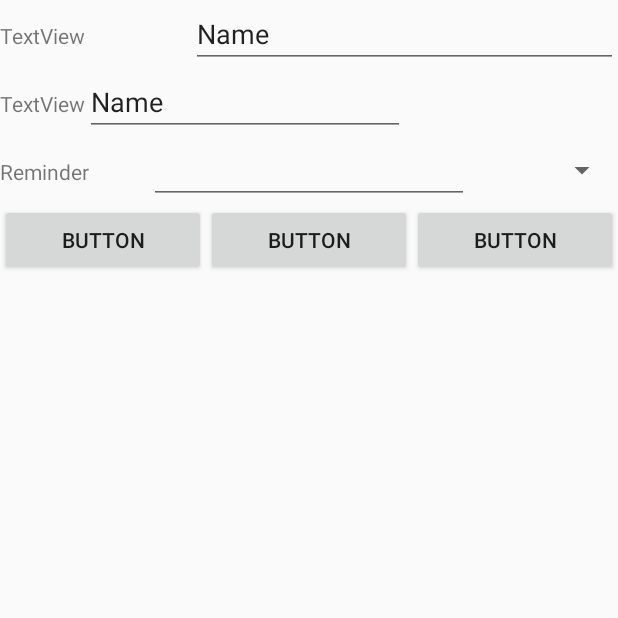
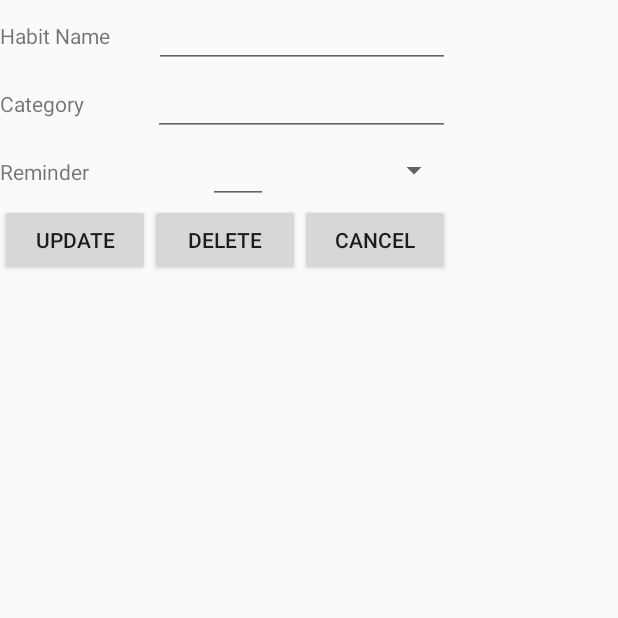
Before and after one commit to aimanuslim/Habit-Tracker, an Android app: the fragment EditHabitFragmentDialog shown on its own in the app's theme, on a phone screen of 412 x 824 dp, the top half of it. Run offline under Robolectric (Android 15) with nearby library versions, the phone set to English and light mode, and no system bars.

Commit message:
implementing buttons for dialog

```diff
--- a/app/src/main/java/com/theunheard/habitking/EditHabitFragmentDialog.java
+++ b/app/src/main/java/com/theunheard/habitking/EditHabitFragmentDialog.java
@@ -16,7 +16,7 @@ import android.widget.EditText;
  */
 public class EditHabitFragmentDialog extends DialogFragment {
 
-
+    private View dialogView;
 
     public EditHabitFragmentDialog() {
         // Required empty public constructor
@@ -32,12 +32,18 @@ public class EditHabitFragmentDialog extends DialogFragment {
     }
 
 
+    @Nullable
+    @Override
+    public View getView() {
+        return dialogView;
+    }
 
     @Override
     public View onCreateView(LayoutInflater inflater, ViewGroup container,
                              Bundle savedInstanceState) {
         // Inflate the layout for this fragment
-        return inflater.inflate(R.layout.fragment_edit_habit_fragment_dialog, container, false);
+        dialogView = inflater.inflate(R.layout.fragment_edit_habit_fragment_dialog, container, false);
+        return dialogView;
     }
 
 
--- a/app/src/main/java/com/theunheard/habitking/HabitListAdapter.java
+++ b/app/src/main/java/com/theunheard/habitking/HabitListAdapter.java
@@ -44,7 +44,7 @@ public class HabitListAdapter extends ArrayAdapter<Habit> {
             nameLabel.setText(habit.getName());
             categoryLabel.setText(habit.getCategory());
             lastPerformedLabel.setText(habit.getDateTimeLastPerformedAsString());
-            reminderPeriodLabel.setText(habit.getReminderPeriodMultiplier().toString() + " " + habit.getReminderPerPeriodLength());
+            reminderPeriodLabel.setText(habit.getReminderPeriodMultiplier().toString() + " " + habit.getReminderPerPeriodLengthModeAsString());
         }
 
         return v;
--- a/app/src/main/java/com/theunheard/habitking/MainActivity.java
+++ b/app/src/main/java/com/theunheard/habitking/MainActivity.java
@@ -32,8 +32,6 @@ import com.google.firebase.auth.FirebaseUser;
 import com.google.firebase.database.DatabaseReference;
 import com.google.firebase.database.FirebaseDatabase;
 
-import java.text.ParseException;
-import java.text.SimpleDateFormat;
 import java.util.ArrayList;
 import java.util.Calendar;
 import java.util.Date;
@@ -132,7 +130,7 @@ public class MainActivity extends AppCompatActivity {
 
 
         _dbHandler = new DBHandler(this);
-        _dbHandler.refreshDB();
+//        _dbHandler.refreshDB();
 //        _dbHandler.onCreate();
 
 //        _dbHandler.deleteTables();
@@ -292,7 +290,7 @@ public class MainActivity extends AppCompatActivity {
             habit.setReminderTimeAndProperties(repetitionPeriodSpinner.getSelectedItemPosition(), deltaTime);
         }
 
-        _dbHandler.addHabits(habit);
+        _dbHandler.addHabit(habit);
         if(personInteractedListView.getAdapter().getCount() != 0) {
             _dbHandler.addPersonInteracted(habit);
         }
--- a/app/src/main/res/layout/fragment_edit_habit_fragment_dialog.xml
+++ b/app/src/main/res/layout/fragment_edit_habit_fragment_dialog.xml
@@ -1,9 +1,9 @@
 <LinearLayout xmlns:android="http://schemas.android.com/apk/res/android"
     xmlns:tools="http://schemas.android.com/tools"
-    android:layout_width="match_parent"
     android:layout_height="200dip"
     android:orientation="vertical"
-    tools:context="com.theunheard.habitking.EditHabitFragmentDialog">
+    tools:context="com.theunheard.habitking.EditHabitFragmentDialog"
+    android:layout_width="300dip">
 
     <!-- TODO: Update blank fragment layout -->
 
@@ -15,44 +15,41 @@
         >
 
         <TextView
-            android:text="TextView"
+            android:text="Habit Name"
             android:layout_width="wrap_content"
             android:layout_height="wrap_content"
             android:id="@+id/textView3"
             android:layout_weight="1" />
 
         <EditText
-            android:layout_width="wrap_content"
+            android:layout_width="197dp"
             android:layout_height="wrap_content"
             android:inputType="textPersonName"
-            android:text="Name"
             android:ems="10"
-            android:id="@+id/editText"
-            android:layout_weight="1" />
+            android:id="@+id/habitName_DialogInput" />
     </LinearLayout>
 
     <LinearLayout
         android:orientation="horizontal"
-        android:layout_width="wrap_content"
+        android:layout_width="match_parent"
         android:layout_height="wrap_content"
 
         >
 
         <TextView
-            android:text="TextView"
+            android:text="Category"
             android:layout_width="wrap_content"
             android:layout_height="wrap_content"
             android:id="@+id/textView4"
             android:layout_weight="1" />
 
         <EditText
-            android:layout_width="match_parent"
+            android:layout_width="198dp"
             android:layout_height="wrap_content"
+
             android:inputType="textPersonName"
-            android:text="Name"
             android:ems="10"
-            android:id="@+id/editText2"
-            android:layout_weight="1" />
+            android:id="@+id/category_DialogInput" />
     </LinearLayout>
 
     <LinearLayout
@@ -68,17 +65,16 @@
             android:layout_weight="1" />
 
         <EditText
-            android:layout_width="wrap_content"
             android:layout_height="wrap_content"
-            android:inputType="time"
             android:ems="10"
-            android:id="@+id/editText4" />
+            android:id="@+id/multiplier_DialogInput"
+            android:inputType="number"
+            android:layout_width="40dp" />
 
         <Spinner
-            android:layout_width="match_parent"
+            android:layout_width="121dp"
             android:layout_height="match_parent"
-            android:id="@+id/spinner"
-            android:layout_weight="1" />
+            android:id="@+id/reminderPeriod_DialogSpinner" />
 
     </LinearLayout>
 
@@ -89,24 +85,24 @@
         >
 
         <Button
-            android:text="Button"
+            android:text="Update"
             android:layout_width="wrap_content"
             android:layout_height="wrap_content"
-            android:id="@+id/button4"
+            android:id="@+id/updateButton"
             android:layout_weight="1" />
 
         <Button
-            android:text="Button"
+            android:text="Delete"
             android:layout_width="wrap_content"
             android:layout_height="wrap_content"
-            android:id="@+id/button3"
+            android:id="@+id/deleteButton"
             android:layout_weight="1" />
 
         <Button
-            android:text="Button"
+            android:text="Cancel"
             android:layout_width="wrap_content"
             android:layout_height="wrap_content"
-            android:id="@+id/button2"
+            android:id="@+id/cancelButton"
             android:layout_weight="1" />
     </LinearLayout>
 
```
Also changed, not shown: app/src/main/java/com/theunheard/habitking/DBHandler.java (+17 -6 lines), app/src/main/java/com/theunheard/habitking/Habit.java (+49 -17 lines), app/src/main/java/com/theunheard/habitking/HabitListActivity.java (+58 -7 lines), app/src/main/res/layout/activity_habit_list.xml (+6 -5 lines).
